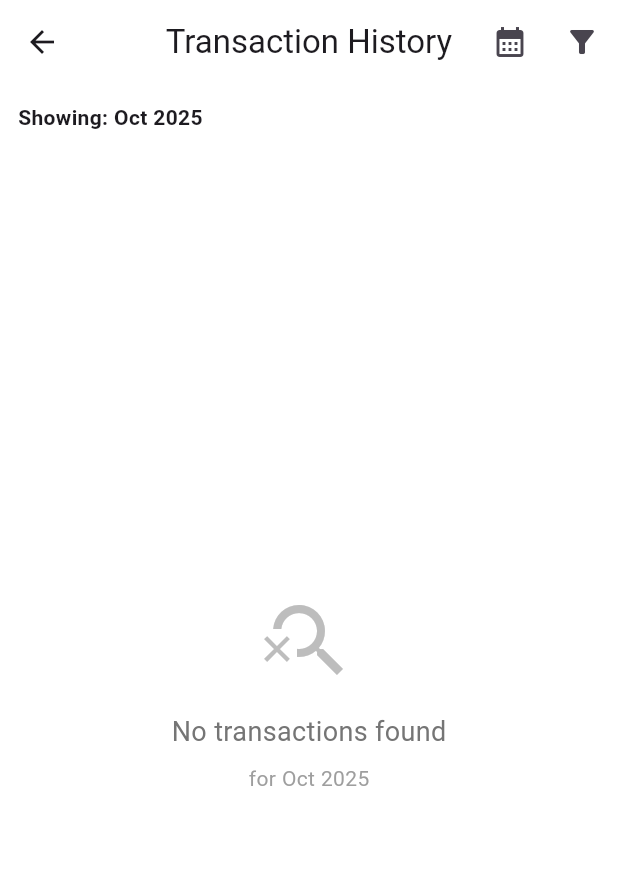
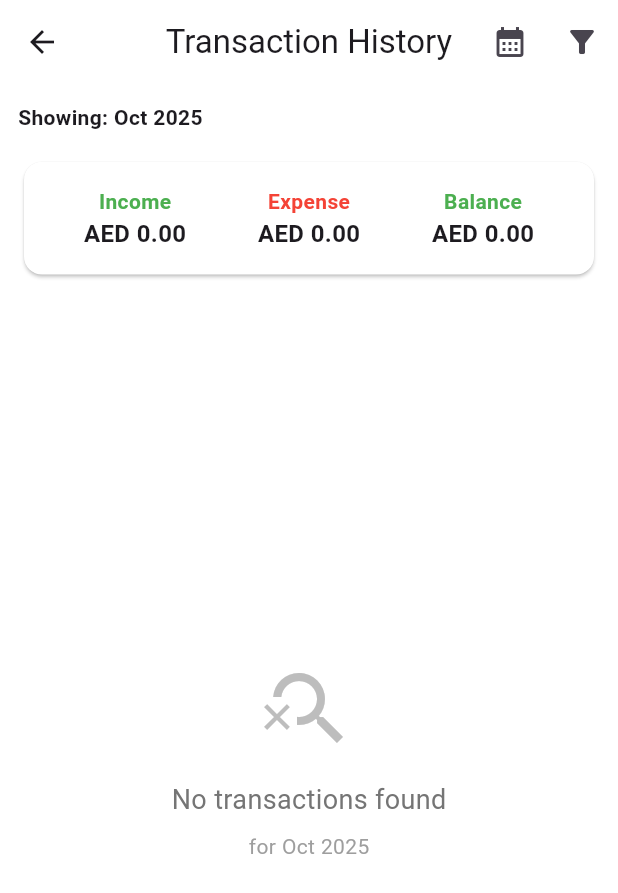
Before and after one commit to shadhin7/expense_tracker, a Flutter app: the screen it shows once a user with an empty profile is signed in, after a tap on "See All", on a phone screen of 412 x 824 dp. Shown: the top 893 px of the screen. Run offline on Flutter 3.47's test engine with Material 3 defaults, Android fonts, the phone set to English and light mode, and no system bars; our stand-ins replace cloud_firestore, firebase_auth, firebase_core, fl_chart, google_fonts, image_picker and 2 more; accounts and stored records are empty.

Commit message:
new updates

```diff
--- a/lib/Transaction/Recent10.dart
+++ b/lib/Transaction/Recent10.dart
@@ -128,6 +128,8 @@ class RecentTransactionsWidget extends StatelessWidget {
                         ),
                       );
                     },
+                    child: Padding(
+                      padding: const EdgeInsets.symmetric(vertical: 4),
                       child: Container(
                         padding: const EdgeInsets.all(12),
                         decoration: BoxDecoration(
@@ -220,6 +222,7 @@ class RecentTransactionsWidget extends StatelessWidget {
                           ],
                         ),
                       ),
+                    ),
                   );
                 },
               );
--- a/lib/screens/History_page.dart
+++ b/lib/screens/History_page.dart
@@ -41,15 +41,11 @@ class _HistoryState extends State<History> {
     final categoryProvider = context.read<CategoryProvider>();
     final defaultCategories = [
       'Food',
-      'Transport',
       'Shopping',
-      'Entertainment',
       'Bills',
       'Healthcare',
-      'Education',
       'Salary',
       'Bonus',
-      'Investment',
       'Other',
     ];
 
@@ -193,7 +189,11 @@ class _HistoryState extends State<History> {
       label: Text(label),
       onDeleted: onDelete,
       backgroundColor: Colors.blue.shade50,
-      labelStyle: const TextStyle(fontSize: 12),
+      labelStyle: const TextStyle(fontSize: 12, color: Colors.blue),
+      shape: RoundedRectangleBorder(
+        borderRadius: BorderRadius.circular(20.0), // More curved
+        side: BorderSide(color: Colors.blue.shade200, width: 1.0),
+      ),
     );
   }
 
@@ -285,6 +285,7 @@ class _HistoryState extends State<History> {
 
                   if (_showFilters)
                     Card(
+                      color: Colors.white,
                       margin: EdgeInsets.symmetric(
                         horizontal: horizontalPadding,
                         vertical: 8,
@@ -463,6 +464,77 @@ class _HistoryState extends State<History> {
                         ),
                       ),
                     ),
+                  Card(
+                    color: Colors.white,
+                    margin: const EdgeInsets.symmetric(
+                      horizontal: 16,
+                      vertical: 8,
+                    ),
+                    child: Padding(
+                      padding: const EdgeInsets.all(16.0),
+                      child: Row(
+                        mainAxisAlignment: MainAxisAlignment.spaceAround,
+                        children: [
+                          Column(
+                            children: [
+                              Text(
+                                'Income',
+                                style: TextStyle(
+                                  color: Colors.green,
+                                  fontWeight: FontWeight.bold,
+                                ),
+                              ),
+                              Text(
+                                'AED ${provider.formattedTotalIncome}',
+                                style: TextStyle(
+                                  fontSize: 16,
+                                  fontWeight: FontWeight.bold,
+                                ),
+                              ),
+                            ],
+                          ),
+                          Column(
+                            children: [
+                              Text(
+                                'Expense',
+                                style: TextStyle(
+                                  color: Colors.red,
+                                  fontWeight: FontWeight.bold,
+                                ),
+                              ),
+                              Text(
+                                'AED ${provider.formattedTotalExpense}',
+                                style: TextStyle(
+                                  fontSize: 16,
+                                  fontWeight: FontWeight.bold,
+                                ),
+                              ),
+                            ],
+                          ),
+                          Column(
+                            children: [
+                              Text(
+                                'Balance',
+                                style: TextStyle(
+                                  color: provider.balance >= 0
+                                      ? Colors.green
+                                      : Colors.red,
+                                  fontWeight: FontWeight.bold,
+                                ),
+                              ),
+                              Text(
+                                'AED ${provider.formattedBalance}',
+                                style: TextStyle(
+                                  fontSize: 16,
+                                  fontWeight: FontWeight.bold,
+                                ),
+                              ),
+                            ],
+                          ),
+                        ],
+                      ),
+                    ),
+                  ),
 
                   // Transactions list
                   Expanded(
--- a/lib/screens/Home_page.dart
+++ b/lib/screens/Home_page.dart
@@ -47,7 +47,7 @@ class _HomePageState extends State<HomePage> {
     final mq = MediaQuery.of(context);
     final width = mq.size.width;
     // Breakpoints
-    const mobileMax = 600.0;
+    const mobileMax = 700.0;
     const tabletMax = 1024.0;
 
     // Responsive sizing helpers
@@ -225,6 +225,7 @@ class _HomePageState extends State<HomePage> {
                     minWidth: 0,
                   ),
                   child: Card(
+                    color: Colors.white,
                     elevation: 0,
                     shape: RoundedRectangleBorder(
                       borderRadius: BorderRadius.circular(12),
--- a/lib/screens/ProfilePage.dart
+++ b/lib/screens/ProfilePage.dart
@@ -15,6 +15,12 @@ class ProfilePage extends StatelessWidget {
         authService.currentUser?.displayName ?? userEmail.split('@')[0];
 
     return Scaffold(
+      appBar: AppBar(
+        title: Text('Profile'),
+        centerTitle: true,
+        backgroundColor: Colors.white,
+        scrolledUnderElevation: 0,
+      ),
       backgroundColor: Colors.white,
       body: LayoutBuilder(
         builder: (context, constraints) {
--- a/lib/screens/Transaction_Detail.dart
+++ b/lib/screens/Transaction_Detail.dart
@@ -93,7 +93,7 @@ class TransactionDetailPage extends StatelessWidget {
           ),
         ],
       ),
-      backgroundColor: Colors.grey[200],
+      backgroundColor: Colors.white,
       body: LayoutBuilder(
         builder: (context, constraints) {
           final width = constraints.maxWidth;
@@ -234,10 +234,11 @@ class TransactionDetailPage extends StatelessWidget {
                           future: _checkImageExists(transaction.imagePath!),
                           builder: (context, snapshot) {
                             if (snapshot.connectionState ==
-                                ConnectionState.waiting)
+                                ConnectionState.waiting) {
                               return const Center(
                                 child: CircularProgressIndicator(),
                               );
+                            }
                             if (snapshot.hasData && snapshot.data == true) {
                               return Column(
                                 crossAxisAlignment: CrossAxisAlignment.start,
```
Also changed, not shown: pubspec.yaml (+4 -4 lines), pubspec.lock, 7 other files. Lines whose indentation alone changed are shown as unchanged.
